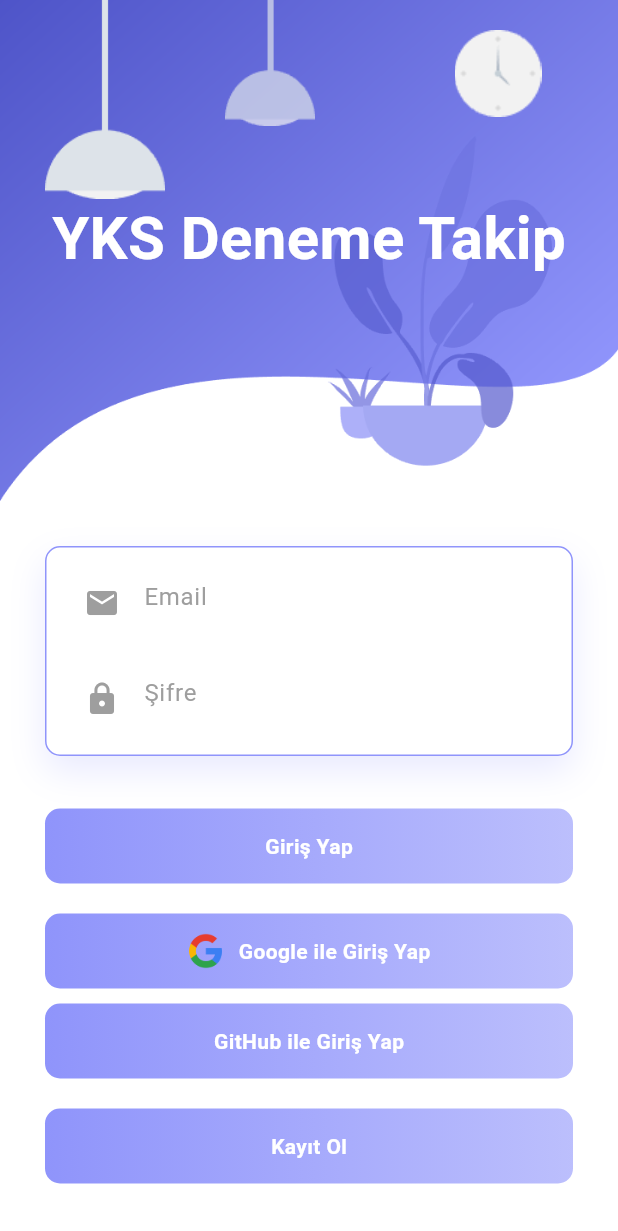
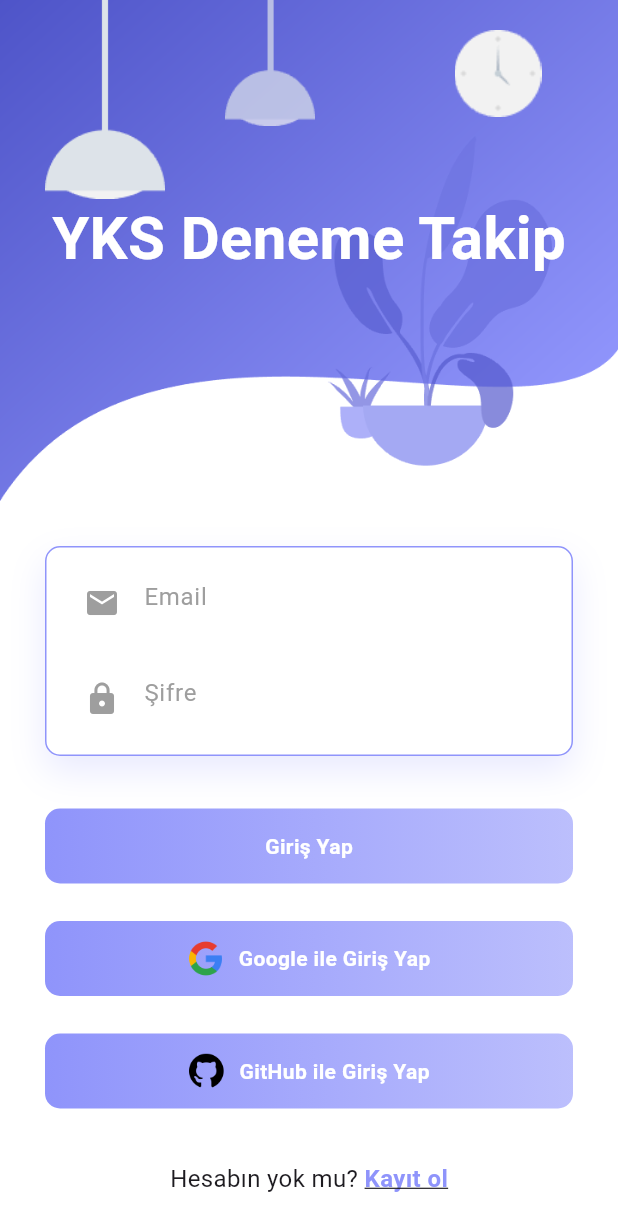
Before and after one commit to tutisnn/Yks_Deneme_takip, a Flutter app: the screen it shows after launch, scrolled down 66 dp, on a phone screen of 412 x 824 dp. Shown: the top 1231 px of the screen. Run offline on Flutter 3.47's test engine with Material 3 defaults, Android fonts, the phone set to English and light mode, and no system bars; our stand-ins replace animate_do, cloud_firestore, firebase_auth, firebase_core, google_fonts, google_sign_in and 3 more; accounts and stored records are empty; project files that could hold a hidden picture were left out.

Commit message:
modüler

```diff
--- a/lib/pages/login_page.dart
+++ b/lib/pages/login_page.dart
@@ -27,20 +27,50 @@ class _LoginPageState extends State<LoginPage> {
       body: SingleChildScrollView(
         child: Column(
           children: <Widget>[
-            // Arka plan ve görseller
             _buildHeader(),
             Padding(
               padding: const EdgeInsets.all(30.0),
               child: Column(
+                crossAxisAlignment: CrossAxisAlignment.stretch,
                 children: <Widget>[
                   _buildLoginForm(),
                   const SizedBox(height: 30),
                   _buildLoginButton(),
-                  const SizedBox(height: 10),
+                  const SizedBox(height: 15),
                   _buildGoogleButton(),
+                  const SizedBox(height: 15),
                   _buildGitHubButton(),
-                  const SizedBox(height: 10),
-                  _buildRegisterButton(),
+                  const SizedBox(height: 30),
+                  Center(
+                    child: Row(
+                      mainAxisAlignment: MainAxisAlignment.center,
+                      children: [
+                        const Text(
+                          "Hesabın yok mu? ",
+                          style: TextStyle(fontSize: 16),
+                        ),
+                        GestureDetector(
+                          onTap: () {
+                            Navigator.push(
+                              context,
+                              MaterialPageRoute(
+                                builder: (context) => const RegisterPage(),
+                              ),
+                            );
+                          },
+                          child: const Text(
+                            "Kayıt ol",
+                            style: TextStyle(
+                              color: Color.fromRGBO(143, 148, 251, 1),
+                              fontWeight: FontWeight.bold,
+                              fontSize: 16,
+                              decoration: TextDecoration.underline,
+                            ),
+                          ),
+                        ),
+                      ],
+                    ),
+                  ),
                 ],
               ),
             ),
@@ -187,10 +217,7 @@ class _LoginPageState extends State<LoginPage> {
           }
 
           try {
-            await _girisServisi.epostaIleGiris(
-              email: email,
-              sifre: password,
-            );
+            await _girisServisi.epostaIleGiris(email: email, sifre: password);
 
             User? firebaseUser = _auth.currentUser;
             if (firebaseUser != null) {
@@ -199,7 +226,6 @@ class _LoginPageState extends State<LoginPage> {
                 email: firebaseUser.email ?? '',
               );
 
-              // User bilgilerini konsola yazdır (Debug için)
               print("Giriş yapan kullanıcı: ${user.email}, UID: ${user.uid}");
 
               Navigator.pushReplacement(
@@ -277,29 +303,12 @@ class _LoginPageState extends State<LoginPage> {
             );
           }
         },
-        child: _buildButton("GitHub ile Giriş Yap"),
+        child: _buildButton("GitHub ile Giriş Yap", isGitHub: true),
       ),
     );
   }
 
-  Widget _buildRegisterButton() {
-    return FadeInUp(
-      duration: const Duration(milliseconds: 2000),
-      child: GestureDetector(
-        onTap: () {
-          Navigator.push(
-            context,
-            MaterialPageRoute(
-              builder: (context) => const RegisterPage(),
-            ),
-          );
-        },
-        child: _buildButton("Kayıt Ol"),
-      ),
-    );
-  }
-
-  Widget _buildButton(String text, {bool isGoogle = false}) {
+  Widget _buildButton(String text, {bool isGoogle = false, bool isGitHub = false}) {
     return Container(
       height: 50,
       margin: const EdgeInsets.symmetric(vertical: 5),
@@ -316,11 +325,10 @@ class _LoginPageState extends State<LoginPage> {
         mainAxisAlignment: MainAxisAlignment.center,
         children: [
           if (isGoogle)
-            Image.asset(
-              'assets/images/google_logo.png',
-              height: 24,
-            ),
-          if (isGoogle) const SizedBox(width: 10),
+            Image.asset('assets/images/google_logo.png', height: 24),
+          if (isGitHub)
+            Image.asset('assets/images/github.png', height: 24),
+          if (isGoogle || isGitHub) const SizedBox(width: 10),
           Text(
             text,
             style: const TextStyle(
```
Also changed, not shown: lib/pages/ProfilDuzenle.dart (+36 -14 lines), lib/pages/bos.dart (deleted, +0 -50 lines), lib/pages/register_page.dart (+36 -48 lines), assets/images/github.png (added).
